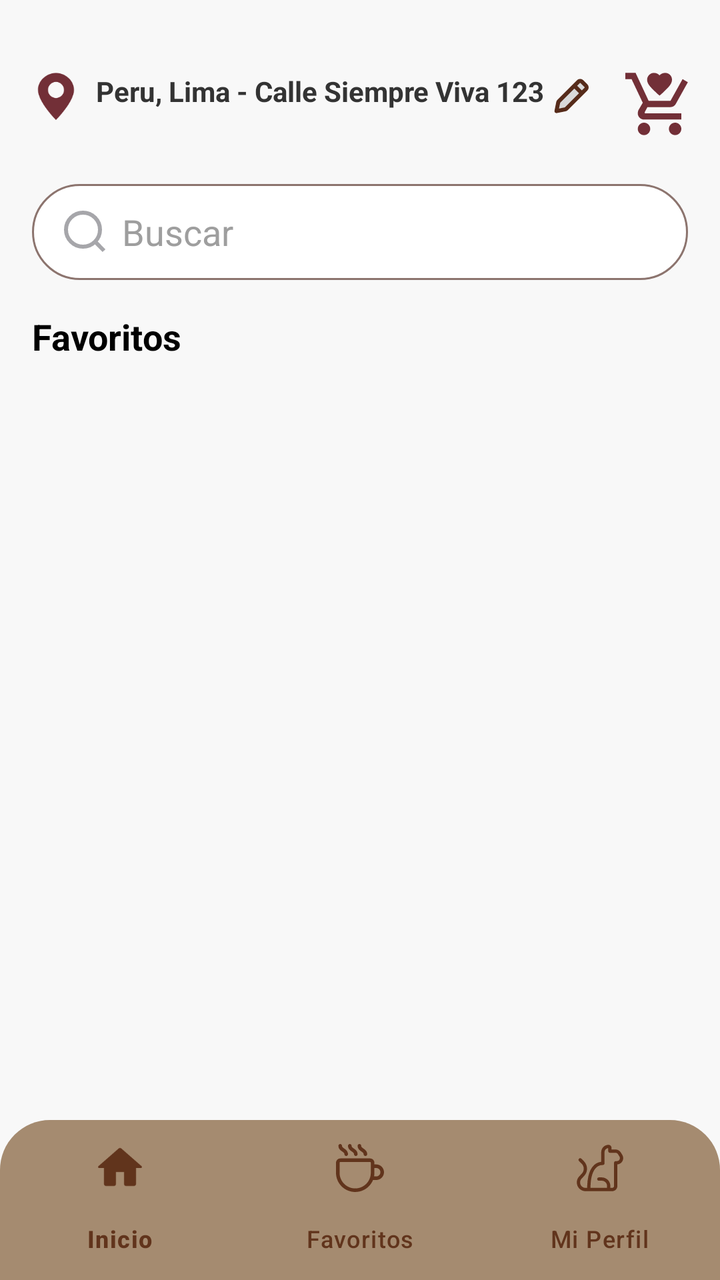
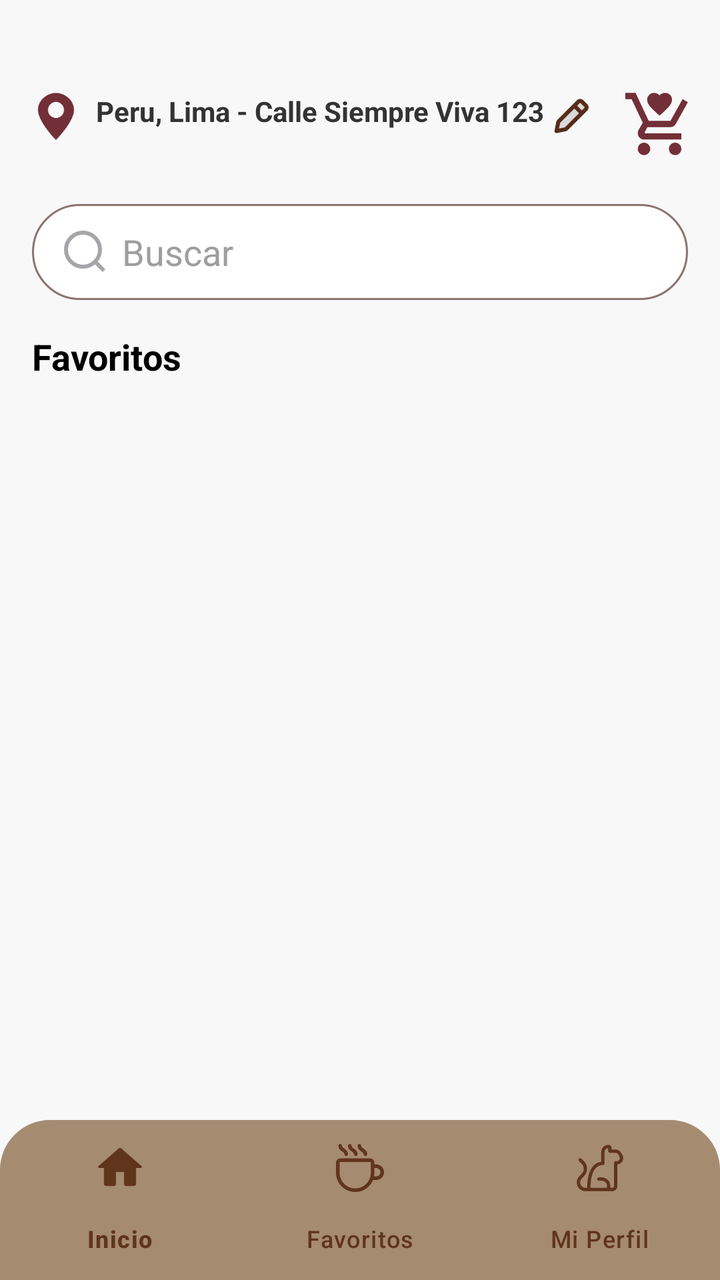

Before-and-after screenshots of an Android layout around one commit, followed by the original layout XML and the change that was made.
<!-- AndroidManifest.xml: application theme Theme.MyAppFirebaseAuth -->
<!-- res/layout/activity_favoritos.xml -->
<?xml version="1.0" encoding="utf-8"?>
<androidx.constraintlayout.widget.ConstraintLayout xmlns:android="http://schemas.android.com/apk/res/android"
    xmlns:app="http://schemas.android.com/apk/res-auto"
    xmlns:tools="http://schemas.android.com/tools"
    android:layout_width="match_parent"
    android:layout_height="match_parent"
    android:background="#F8F8F8"
    tools:context=".MainActivity">

    
    <LinearLayout
        android:id="@+id/topBar"
        android:layout_width="match_parent"
        android:layout_height="wrap_content"
        android:orientation="horizontal"
        android:layout_marginTop="20dp"
        android:padding="16dp"
        app:layout_constraintEnd_toEndOf="parent"
        app:layout_constraintStart_toStartOf="parent"
        app:layout_constraintTop_toTopOf="parent">

        <LinearLayout
            android:layout_width="0dp"
            android:layout_height="wrap_content"
            android:layout_weight="1"
            android:orientation="horizontal">

            <ImageView
                android:layout_width="24dp"
                android:layout_height="24dp"
                android:src="@drawable/ic_location"
                app:tint="#722F37" />

            <TextView
                android:layout_width="wrap_content"
                android:layout_height="wrap_content"
                android:layout_marginStart="8dp"
                android:text="Peru, Lima - Calle Siempre Viva 123"
                android:textColor="#333333"
                android:textSize="14sp"
                android:textStyle="bold" />

            <ImageView
                android:layout_width="18dp"
                android:layout_height="18dp"
                android:layout_marginStart="4dp"
                android:layout_gravity="center_vertical"
                android:src="@drawable/ic_pencil" />
        </LinearLayout>

        <ImageView
            android:id="@+id/carrito_compras"
            android:layout_width="32dp"
            android:layout_height="32dp"
            android:clickable="true"
            android:src="@drawable/ic_cart"
            app:tint="#722F37" />
    </LinearLayout>

    
    <EditText
        android:id="@+id/searchBar"
        android:layout_width="match_parent"
        android:layout_height="48dp"
        android:layout_marginStart="16dp"
        android:layout_marginTop="8dp"
        android:layout_marginEnd="16dp"
        android:background="@drawable/search_background"
        android:drawableStart="@drawable/ic_search"
        android:drawablePadding="8dp"
        android:hint="Buscar"
        android:paddingStart="16dp"
        android:paddingEnd="16dp"
        android:textColorHint="#9E9E9E"
        app:layout_constraintEnd_toEndOf="parent"
        app:layout_constraintStart_toStartOf="parent"
        app:layout_constraintTop_toBottomOf="@+id/topBar" />

    
    <TextView
        android:id="@+id/textFavoritos"
        android:layout_width="wrap_content"
        android:layout_height="wrap_content"
        android:layout_marginStart="16dp"
        android:layout_marginTop="16dp"
        android:text="Favoritos"
        android:textColor="#000000"
        android:textSize="18sp"
        android:textStyle="bold"
        app:layout_constraintStart_toStartOf="parent"
        app:layout_constraintTop_toBottomOf="@+id/searchBar" />


    
    <androidx.recyclerview.widget.RecyclerView
        android:id="@+id/productFavoritesRecyclerView"
        android:layout_width="match_parent"
        android:layout_height="0dp"
        android:layout_marginTop="16dp"
        android:clipToPadding="false"
        android:paddingBottom="80dp"
        app:layout_constraintBottom_toBottomOf="parent"
        app:layout_constraintEnd_toEndOf="parent"
        app:layout_constraintStart_toStartOf="parent"
        app:layout_constraintTop_toBottomOf="@+id/textFavoritos"

        />

    
    <com.google.android.material.bottomnavigation.BottomNavigationView
        android:id="@+id/bottomNavigation"
        android:layout_width="match_parent"
        android:layout_height="wrap_content"
        android:background="@drawable/navigation_background"
        app:itemIconTint="@color/bottom_nav_item_color"
        app:itemTextColor="@color/bottom_nav_item_color"
        app:layout_constraintBottom_toBottomOf="parent"
        app:layout_constraintEnd_toEndOf="parent"
        app:layout_constraintStart_toStartOf="parent"
        app:menu="@menu/bottom_navigation_menu" />

</androidx.constraintlayout.widget.ConstraintLayout>
<!-- resources referenced by this layout -->
<resources>
  <!-- drawable ic_cart (drawable) -->
  <vector xmlns:android="http://schemas.android.com/apk/res/android"
      android:width="36dp"
      android:height="36dp"
      android:viewportWidth="36"
      android:viewportHeight="36">
    <path
        android:pathData="M14.75,32C14.75,33.925 13.175,35.5 11.25,35.5C9.325,35.5 7.75,33.925 7.75,32C7.75,30.075 9.325,28.5 11.25,28.5C13.175,28.5 14.75,30.075 14.75,32ZM28.75,28.5C26.825,28.5 25.25,30.075 25.25,32C25.25,33.925 26.825,35.5 28.75,35.5C30.675,35.5 32.25,33.925 32.25,32C32.25,30.075 30.675,28.5 28.75,28.5ZM11.6,22.9V22.725L13.175,19.75H26.125C27.35,19.75 28.575,19.05 29.1,18L35.925,5.75L32.95,4L26.125,16.25H13.875L6.525,0.5H0.75V4H4.25L10.55,17.3L8.1,21.5C7.925,22.025 7.75,22.55 7.75,23.25C7.75,25.175 9.325,26.75 11.25,26.75H32.25V23.25H11.95C11.775,23.25 11.6,23.075 11.6,22.9ZM20,13.275L18.95,12.4C15.45,9.075 13,6.975 13,4.35C13,2.25 14.75,0.5 16.85,0.5C18.075,0.5 19.3,1.025 20,1.9C20.7,1.025 21.925,0.5 23.15,0.5C25.25,0.5 27,2.075 27,4.35C27,6.975 24.55,9.075 21.05,12.4L20,13.275Z"
        android:fillColor="#34240C"/>
  </vector>
  <!-- drawable ic_location: png bitmap (drawable, 2433 bytes) -->
  <!-- drawable ic_pencil (drawable) -->
  <vector xmlns:android="http://schemas.android.com/apk/res/android"
      android:width="18dp"
      android:height="18dp"
      android:viewportWidth="18"
      android:viewportHeight="18">
    <path
        android:pathData="M12.881,1.8C13.349,1.331 14.109,1.331 14.578,1.799L16.648,3.867C17.117,4.336 17.117,5.096 16.649,5.565L6.875,15.344C6.708,15.511 6.495,15.625 6.263,15.672L1.897,16.552L2.779,12.191C2.825,11.96 2.939,11.747 3.106,11.58L12.881,1.8Z"
        android:fillColor="#D9D9D9"
        android:fillType="evenOdd"/>
    <path
        android:pathData="M10.897,3.952L14.497,7.552M1.897,16.552L6.263,15.672C6.495,15.625 6.708,15.511 6.875,15.344L16.649,5.565C17.117,5.096 17.117,4.336 16.648,3.867L14.578,1.799C14.109,1.331 13.349,1.331 12.881,1.8L3.106,11.58C2.939,11.747 2.825,11.96 2.779,12.191L1.897,16.552Z"
        android:strokeLineJoin="round"
        android:strokeWidth="2"
        android:fillColor="#00000000"
        android:strokeColor="#562B1A"
        android:strokeLineCap="round"/>
  </vector>
  <!-- drawable ic_search (drawable) -->
  <vector xmlns:android="http://schemas.android.com/apk/res/android"
      android:width="21dp"
      android:height="21dp"
      android:viewportWidth="21"
      android:viewportHeight="21">
    <path
        android:pathData="M20,20L15.514,15.506L20,20ZM18,9.5C18,11.754 17.104,13.916 15.51,15.51C13.916,17.104 11.754,18 9.5,18C7.246,18 5.084,17.104 3.49,15.51C1.896,13.916 1,11.754 1,9.5C1,7.246 1.896,5.084 3.49,3.49C5.084,1.896 7.246,1 9.5,1C11.754,1 13.916,1.896 15.51,3.49C17.104,5.084 18,7.246 18,9.5V9.5Z"
        android:strokeWidth="2"
        android:fillColor="#00000000"
        android:strokeColor="#A6A6AA"
        android:strokeLineCap="round"/>
  </vector>
  <!-- drawable navigation_background (drawable) -->
  <shape xmlns:android="http://schemas.android.com/apk/res/android"
      android:shape="rectangle">
      <solid android:color="#A58B70" /> 
      <corners android:topLeftRadius="25dp"
          android:topRightRadius="25dp"/> 
  </shape>
  <!-- drawable search_background (drawable) -->
  <?xml version="1.0" encoding="utf-8"?>
  <shape xmlns:android="http://schemas.android.com/apk/res/android"
      android:shape="rectangle">
      <solid android:color="#FFFFFF" />
      <corners android:radius="24dp" />
      <stroke
          android:width="1dp"
          android:color="#8C746E" />
  </shape>
  <style name="Theme.MyAppFirebaseAuth" parent="Base.Theme.MyAppFirebaseAuth" />
  <style name="Base.Theme.MyAppFirebaseAuth" parent="Theme.Material3.DayNight.NoActionBar">
          
          
      </style>
</resources>

<!-- the commit's change to res/layout/activity_favoritos.xml (unified diff, before → after) -->
@@ -13,7 +13,7 @@
         android:layout_width="match_parent"
         android:layout_height="wrap_content"
         android:orientation="horizontal"
-        android:layout_marginTop="20dp"
+        android:layout_marginTop="30dp"
         android:padding="16dp"
         app:layout_constraintEnd_toEndOf="parent"
         app:layout_constraintStart_toStartOf="parent"
